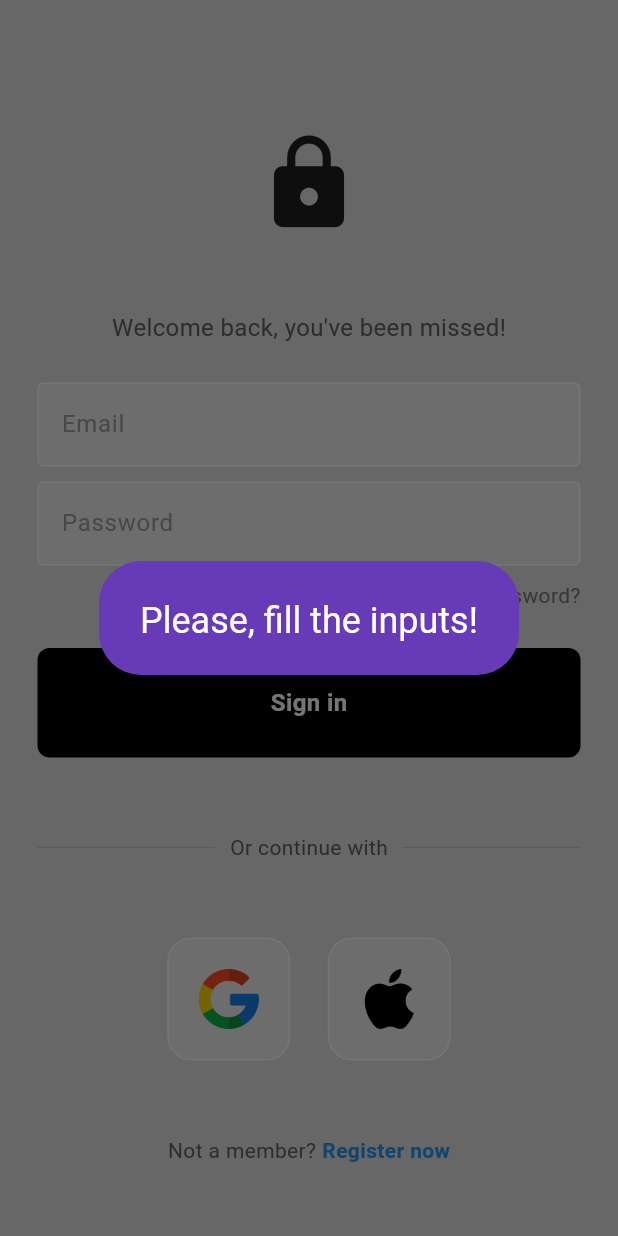
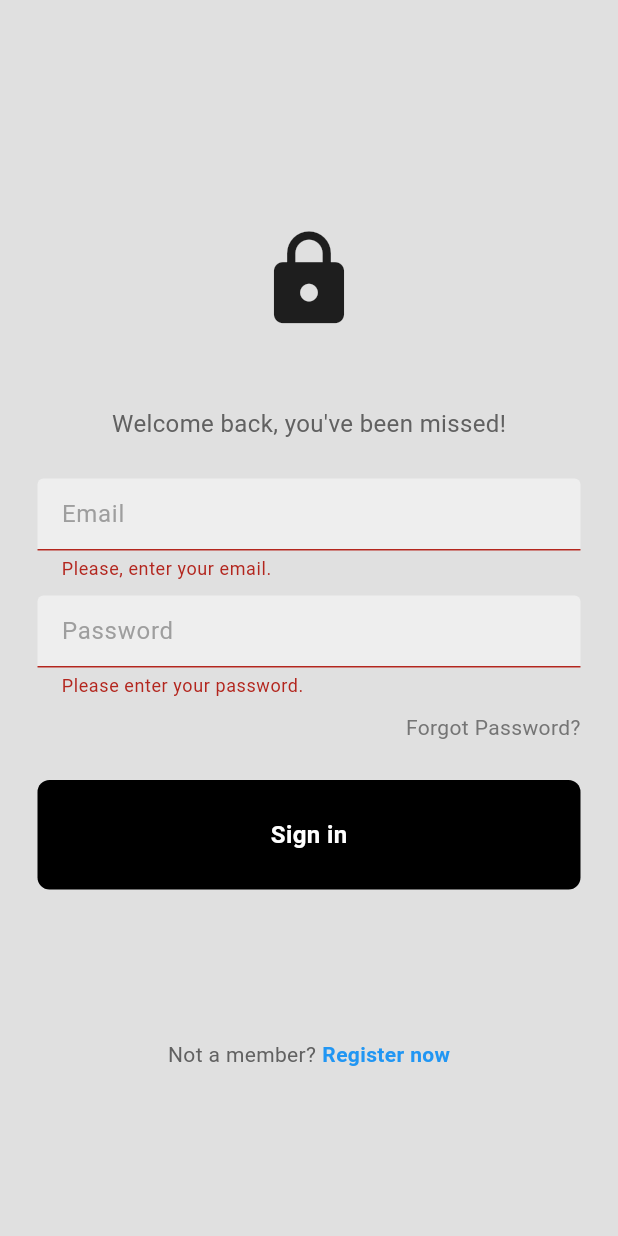
Before and after one commit to alvaral/flutter-firebase, a Flutter app: the screen it shows after launch, after a tap on "Sign in", on a phone screen of 412 x 824 dp. Run offline on Flutter 3.47's test engine with Material 3 defaults, Android fonts, the phone set to English and light mode, and no system bars; our stand-ins replace firebase_auth, firebase_core; accounts and stored records are empty.

Commit message:
create form validators

```diff
--- a/lib/components/my_textfield.dart
+++ b/lib/components/custom_text_form_field.dart
@@ -1,24 +1,27 @@
 import 'package:flutter/material.dart';
 
-class MyTextField extends StatelessWidget {
-  final controller;
+class CustomTextFormField extends StatelessWidget {
+  final TextEditingController controller;
   final String hintText;
   final bool obscureText;
+  final String? Function(String?)? validator;
 
-  const MyTextField({
+  const CustomTextFormField({
     super.key,
     required this.controller,
     required this.hintText,
     required this.obscureText,
+    this.validator,
   });
 
   @override
   Widget build(BuildContext context) {
     return Padding(
       padding: const EdgeInsets.symmetric(horizontal: 25.0),
-      child: TextField(
+      child: TextFormField(
         controller: controller,
         obscureText: obscureText,
+        validator: validator,
         decoration: InputDecoration(
             enabledBorder: const OutlineInputBorder(
               borderSide: BorderSide(color: Colors.white),
--- a/lib/components/square_tile.dart
+++ b/lib/components/square_tile.dart
@@ -10,7 +10,7 @@ class SquareTile extends StatelessWidget {
   @override
   Widget build(BuildContext context) {
     return Container(
-      padding: EdgeInsets.all(20),
+      padding: const EdgeInsets.all(20),
       decoration: BoxDecoration(
         border: Border.all(color: Colors.white),
         borderRadius: BorderRadius.circular(16),
--- a/lib/main.dart
+++ b/lib/main.dart
@@ -1,10 +1,10 @@
 import 'package:flutter/material.dart';
 import 'package:modernlogintute/authentication_provider.dart';
-import 'package:modernlogintute/pages/auth_controller.dart';
+import 'package:modernlogintute/screens/auth_controller.dart';
 import 'package:firebase_core/firebase_core.dart';
-import 'package:modernlogintute/pages/home_screen.dart';
-import 'package:modernlogintute/pages/login_screen.dart';
-import 'package:modernlogintute/pages/register_screen.dart';
+import 'package:modernlogintute/screens/home_screen.dart';
+import 'package:modernlogintute/screens/login_screen.dart';
+import 'package:modernlogintute/screens/register_screen.dart';
 import 'firebase_options.dart';
 import 'package:provider/provider.dart';
 
@@ -34,7 +34,7 @@ class MyApp extends StatelessWidget {
 
 Map<String, Widget Function(BuildContext)> routes = {
   '/': (context) => const AuthControllerScreen(),
-  '/login': (context) => LoginScreen(),
+  '/login': (context) => const LoginScreen(),
   '/register': (context) => const RegisterScreen(),
   '/home': (context) => const HomePage(),
 };
--- a/lib/pages/login_screen.dart
+++ /dev/null
@@ -1,223 +0,0 @@
-import 'package:flutter/material.dart';
-import 'package:provider/provider.dart';
-
-import 'package:modernlogintute/authentication_provider.dart';
-import 'package:modernlogintute/components/my_button.dart';
-import 'package:modernlogintute/components/my_textfield.dart';
-import 'package:modernlogintute/components/square_tile.dart';
-import 'package:modernlogintute/pages/register_screen.dart';
-
-class LoginScreen extends StatefulWidget {
-  LoginScreen({super.key});
-
-  @override
-  State<LoginScreen> createState() => _LoginScreenState();
-}
-
-class _LoginScreenState extends State<LoginScreen> {
-  // text editing controllers
-  final emailController = TextEditingController();
-  final passwordController = TextEditingController();
-
-  // sign user in method
-  void signUserIn(AuthenticationProvider authenticationProvider) async {
-    if (emailController.text == '' || passwordController.text == '') {
-      showErrorMessage('Please, fill the inputs!');
-      return;
-    }
-    // show loading circle
-    showDialog(
-      context: context,
-      builder: (context) {
-        return const Center(
-          child: CircularProgressIndicator(),
-        );
-      },
-    );
-
-    // try sign in
-    try {
-      await authenticationProvider.signIn(
-          emailController.text, passwordController.text);
-      // pop the loading circle
-      // ignore: use_build_context_synchronously
-      Navigator.pop(context);
-    } catch (e) {
-      // pop the loading circle
-      // ignore: use_build_context_synchronously
-      Navigator.pop(context);
-      // WRONG EMAIL
-      showErrorMessage(e.toString());
-    }
-  }
-
-  // wrong email message popup
-  void showErrorMessage(String error) {
-    showDialog(
-      context: context,
-      builder: (context) {
-        return AlertDialog(
-          backgroundColor: Colors.deepPurple,
-          title: Center(
-            child: Text(
-              error,
-              style: const TextStyle(color: Colors.white),
-            ),
-          ),
-        );
-      },
-    );
-  }
-
-  @override
-  Widget build(BuildContext context) {
-    final authenticationProvider =
-        Provider.of<AuthenticationProvider>(context, listen: false);
-    return Scaffold(
-      backgroundColor: Colors.grey[300],
-      body: SafeArea(
-        child: Center(
-          child: SingleChildScrollView(
-            child: Column(
-              mainAxisAlignment: MainAxisAlignment.center,
-              children: [
-                const SizedBox(height: 50),
-
-                // logo
-                const Icon(
-                  Icons.lock,
-                  size: 70,
-                ),
-
-                const SizedBox(height: 50),
-
-                // welcome back, you've been missed!
-                Text(
-                  'Welcome back, you\'ve been missed!',
-                  style: TextStyle(
-                    color: Colors.grey[700],
-                    fontSize: 16,
-                  ),
-                ),
-
-                const SizedBox(height: 25),
-
-                // email textfield
-                MyTextField(
-                  controller: emailController,
-                  hintText: 'Email',
-                  obscureText: false,
-                ),
-
-                const SizedBox(height: 10),
-
-                // password textfield
-                MyTextField(
-                  controller: passwordController,
-                  hintText: 'Password',
-                  obscureText: true,
-                ),
-
-                const SizedBox(height: 10),
-
-                // forgot password?
-                Padding(
-                  padding: const EdgeInsets.symmetric(horizontal: 25.0),
-                  child: Row(
-                    mainAxisAlignment: MainAxisAlignment.end,
-                    children: [
-                      Text(
-                        'Forgot Password?',
-                        style: TextStyle(color: Colors.grey[600]),
-                      ),
-                    ],
-                  ),
-                ),
-
-                const SizedBox(height: 25),
-
-                // sign in button
-                MyButton(
-                  text: 'Sign in',
-                  onTap: () => signUserIn(authenticationProvider),
-                ),
-
-                const SizedBox(height: 50),
-
-                // or continue with
-                Padding(
-                  padding: const EdgeInsets.symmetric(horizontal: 25.0),
-                  child: Row(
-                    children: [
-                      Expanded(
-                        child: Divider(
-                          thickness: 0.5,
-                          color: Colors.grey[400],
-                        ),
-                      ),
-                      Padding(
-                        padding: const EdgeInsets.symmetric(horizontal: 10.0),
-                        child: Text(
-                          'Or continue with',
-                          style: TextStyle(color: Colors.grey[700]),
-                        ),
-                      ),
-                      Expanded(
-                        child: Divider(
-                          thickness: 0.5,
-                          color: Colors.grey[400],
-                        ),
-                      ),
-                    ],
-                  ),
-                ),
-
-                const SizedBox(height: 50),
-
-                // google + apple sign in buttons
-                const Row(
-                  mainAxisAlignment: MainAxisAlignment.center,
-                  children: [
-                    // google button
-                    SquareTile(imagePath: 'lib/images/google.png'),
-
-                    SizedBox(width: 25),
-
-                    // apple button
-                    SquareTile(imagePath: 'lib/images/apple.png')
-                  ],
-                ),
-
-                const SizedBox(height: 50),
-
-                // not a member? register now
-                Row(
-                  mainAxisAlignment: MainAxisAlignment.center,
-                  children: [
-                    Text(
-                      'Not a member?',
-                      style: TextStyle(color: Colors.grey[700]),
-                    ),
-                    const SizedBox(width: 4),
-                    GestureDetector(
-                      onTap: () => Navigator.of(context).pushNamed('/register'),
-                      child: const Text(
-                        'Register now',
-                        style: TextStyle(
-                          color: Colors.blue,
-                          fontWeight: FontWeight.bold,
-                        ),
-                      ),
-                    ),
-                  ],
-                ),
-
-                const SizedBox(height: 10),
-              ],
-            ),
-          ),
-        ),
-      ),
-    );
-  }
-}
--- a/lib/pages/auth_controller.dart
+++ b/lib/screens/auth_controller.dart
@@ -1,6 +1,6 @@
 import 'package:firebase_auth/firebase_auth.dart';
 import 'package:flutter/material.dart';
-import 'package:modernlogintute/pages/login_screen.dart';
+import 'package:modernlogintute/screens/login_screen.dart';
 import 'home_screen.dart';
 
 class AuthControllerScreen extends StatelessWidget {
--- a/lib/pages/home_screen.dart
+++ b/lib/screens/home_screen.dart
@@ -1,6 +1,6 @@
 import 'package:flutter/material.dart';
 import 'package:modernlogintute/authentication_provider.dart';
-import 'package:modernlogintute/pages/auth_controller.dart';
+import 'package:modernlogintute/screens/auth_controller.dart';
 import 'package:provider/provider.dart';
 
 class HomePage extends StatelessWidget {
--- /dev/null
+++ b/lib/screens/login_screen.dart
@@ -0,0 +1,234 @@
+import 'package:flutter/material.dart';
+import 'package:modernlogintute/utils/validators.dart';
+import 'package:provider/provider.dart';
+
+import 'package:modernlogintute/authentication_provider.dart';
+import 'package:modernlogintute/components/my_button.dart';
+import 'package:modernlogintute/components/custom_text_form_field.dart';
+
+class LoginScreen extends StatefulWidget {
+  const LoginScreen({super.key});
+
+  @override
+  State<LoginScreen> createState() => _LoginScreenState();
+}
+
+class _LoginScreenState extends State<LoginScreen> {
+  final _formKey = GlobalKey<FormState>();
+
+  // text editing controllers
+  final emailController = TextEditingController();
+  final passwordController = TextEditingController();
+
+  // sign user in method
+  void signUserIn(AuthenticationProvider authenticationProvider) async {
+    if (_formKey.currentState!.validate()) {
+      // show loading circle
+      showDialog(
+        context: context,
+        builder: (context) {
+          return const Center(
+            child: CircularProgressIndicator(),
+          );
+        },
+      );
+
+      // try sign in
+      try {
+        await authenticationProvider.signIn(
+            emailController.text, passwordController.text);
+        // pop the loading circle
+        // ignore: use_build_context_synchronously
+        Navigator.pop(context);
+      } catch (e) {
+        // pop the loading circle
+        // ignore: use_build_context_synchronously
+        Navigator.pop(context);
+        // WRONG EMAIL
+        showErrorMessage(e.toString());
+      }
+    }
+  }
+
+  // wrong email message popup
+  void showErrorMessage(String error) {
+    showDialog(
+      context: context,
+      builder: (context) {
+        return AlertDialog(
+          backgroundColor: Colors.deepPurple,
+          title: Center(
+            child: Text(
+              error,
+              style: const TextStyle(color: Colors.white),
+            ),
+          ),
+        );
+      },
+    );
+  }
+
+  @override
+  Widget build(BuildContext context) {
+    final authenticationProvider =
+        Provider.of<AuthenticationProvider>(context, listen: false);
+
+    return Scaffold(
+      backgroundColor: Colors.grey[300],
+      body: SafeArea(
+        child: Center(
+          child: SingleChildScrollView(
+            child: Form(
+              key: _formKey,
+              child: Column(
+                mainAxisAlignment: MainAxisAlignment.center,
+                children: [
+                  const SizedBox(height: 50),
+
+                  // logo
+                  const Icon(
+                    Icons.lock,
+                    size: 70,
+                  ),
+
+                  const SizedBox(height: 50),
+
+                  // welcome back, you've been missed!
+                  Text(
+                    'Welcome back, you\'ve been missed!',
+                    style: TextStyle(
+                      color: Colors.grey[700],
+                      fontSize: 16,
+                    ),
+                  ),
+
+                  const SizedBox(height: 25),
+
+                  // email textfield
+                  CustomTextFormField(
+                    controller: emailController,
+                    validator: CustomValidators.emailValidator,
+                    hintText: 'Email',
+                    obscureText: false,
+                  ),
+
+                  const SizedBox(height: 10),
+
+                  // password textfield
+                  CustomTextFormField(
+                    controller: passwordController,
+                    hintText: 'Password',
+                    validator: CustomValidators.passwordValidator,
+                    obscureText: true,
+                  ),
+
+                  const SizedBox(height: 10),
+
+                  // forgot password?
+                  Padding(
+                    padding: const EdgeInsets.symmetric(horizontal: 25.0),
+                    child: Row(
+                      mainAxisAlignment: MainAxisAlignment.end,
+                      children: [
+                        Text(
+                          'Forgot Password?',
+                          style: TextStyle(color: Colors.grey[600]),
+                        ),
+                      ],
+                    ),
+                  ),
+
+                  const SizedBox(height: 25),
+
+                  // sign in button
+                  MyButton(
+                    text: 'Sign in',
+                    onTap: () => signUserIn(authenticationProvider),
+                  ),
+
+                  const SizedBox(height: 50),
+
+                  // or continue with
+                  // Column(
+                  //   children: [
+                  //     Padding(
+                  //       padding: const EdgeInsets.symmetric(horizontal: 25.0),
+                  //       child: Row(
+                  //         children: [
+                  //           Expanded(
+                  //             child: Divider(
+                  //               thickness: 0.5,
+                  //               color: Colors.grey[400],
+                  //             ),
+                  //           ),
+                  //           Padding(
+                  //             padding:
+                  //                 const EdgeInsets.symmetric(horizontal: 10.0),
+                  //             child: Text(
+                  //               'Or continue with',
+                  //               style: TextStyle(color: Colors.grey[700]),
+                  //             ),
+                  //           ),
+                  //           Expanded(
+                  //             child: Divider(
+                  //               thickness: 0.5,
+                  //               color: Colors.grey[400],
+                  //             ),
+                  //           ),
+                  //         ],
+                  //       ),
+                  //     ),
+
+                  //     const SizedBox(height: 50),
+
+                  //     // google + apple sign in buttons
+                  //     const Row(
+                  //       mainAxisAlignment: MainAxisAlignment.center,
+                  //       children: [
+                  //         // google button
+                  //         SquareTile(imagePath: 'lib/images/google.png'),
+
+                  //         SizedBox(width: 25),
+
+                  //         // apple button
+                  //         SquareTile(imagePath: 'lib/images/apple.png')
+                  //       ],
+                  //     ),
+
+                  //
+                  //   ],
+                  // ),
+                  const SizedBox(height: 50),
+                  // not a member? register now
+                  Row(
+                    mainAxisAlignment: MainAxisAlignment.center,
+                    children: [
+                      Text(
+                        'Not a member?',
+                        style: TextStyle(color: Colors.grey[700]),
+                      ),
+                      const SizedBox(width: 4),
+                      GestureDetector(
+                        onTap: () =>
+                            Navigator.of(context).pushNamed('/register'),
+                        child: const Text(
+                          'Register now',
+                          style: TextStyle(
+                            color: Colors.blue,
+                            fontWeight: FontWeight.bold,
+                          ),
+                        ),
+                      ),
+                    ],
+                  ),
+
+                  const SizedBox(height: 10),
+                ],
+              ),
+            ),
+          ),
+        ),
+      ),
+    );
+  }
+}
--- a/lib/pages/register_screen.dart
+++ b/lib/screens/register_screen.dart
@@ -4,7 +4,7 @@ import 'package:provider/provider.dart';
 
 import 'package:modernlogintute/authentication_provider.dart';
 import 'package:modernlogintute/components/my_button.dart';
-import 'package:modernlogintute/components/my_textfield.dart';
+import 'package:modernlogintute/components/custom_text_form_field.dart';
 import 'package:modernlogintute/components/square_tile.dart';
 
 class RegisterScreen extends StatefulWidget {
@@ -116,7 +116,7 @@ class _RegisterScreenState extends State<RegisterScreen> {
                 const SizedBox(height: 25),
 
                 // email textfield
-                MyTextField(
+                CustomTextFormField(
                   controller: emailController,
                   hintText: 'Email',
                   obscureText: false,
@@ -125,7 +125,7 @@ class _RegisterScreenState extends State<RegisterScreen> {
                 const SizedBox(height: 10),
 
                 // password textfield
-                MyTextField(
+                CustomTextFormField(
                   controller: passwordController,
                   hintText: 'Password',
                   obscureText: true,
@@ -134,7 +134,7 @@ class _RegisterScreenState extends State<RegisterScreen> {
                 const SizedBox(height: 10),
 
                 // repeat password textfield
-                MyTextField(
+                CustomTextFormField(
                   controller: repeatPasswordController,
                   hintText: 'Confirm Password',
                   obscureText: true,
--- /dev/null
+++ b/lib/utils/validators.dart
@@ -0,0 +1,32 @@
+class CustomValidators {
+  static String? emailValidator(String? value) {
+    final emailRegex = RegExp(
+      r"^[\w-\.]+@([\w-]+\.)+[\w-]{2,4}$",
+    );
+
+    if (value != null) {
+      if (value.isEmpty) {
+        return 'Please, enter your email.';
+      }
+      if (!emailRegex.hasMatch(value)) {
+        return 'Oops! It seems that you did not write your email correctly.';
+      }
+    }
+    return null;
+  }
+
+  static String? passwordValidator(String? value) {
+    final passwordRegex = RegExp(
+      r"^.{6,}$",
+    );
+    if (value != null) {
+      if (value.isEmpty) {
+        return 'Please enter your password.';
+      }
+      if (!passwordRegex.hasMatch(value)) {
+        return 'Passwords need to be a minimum of 6 characters.';
+      }
+    }
+    return null;
+  }
+}
```
